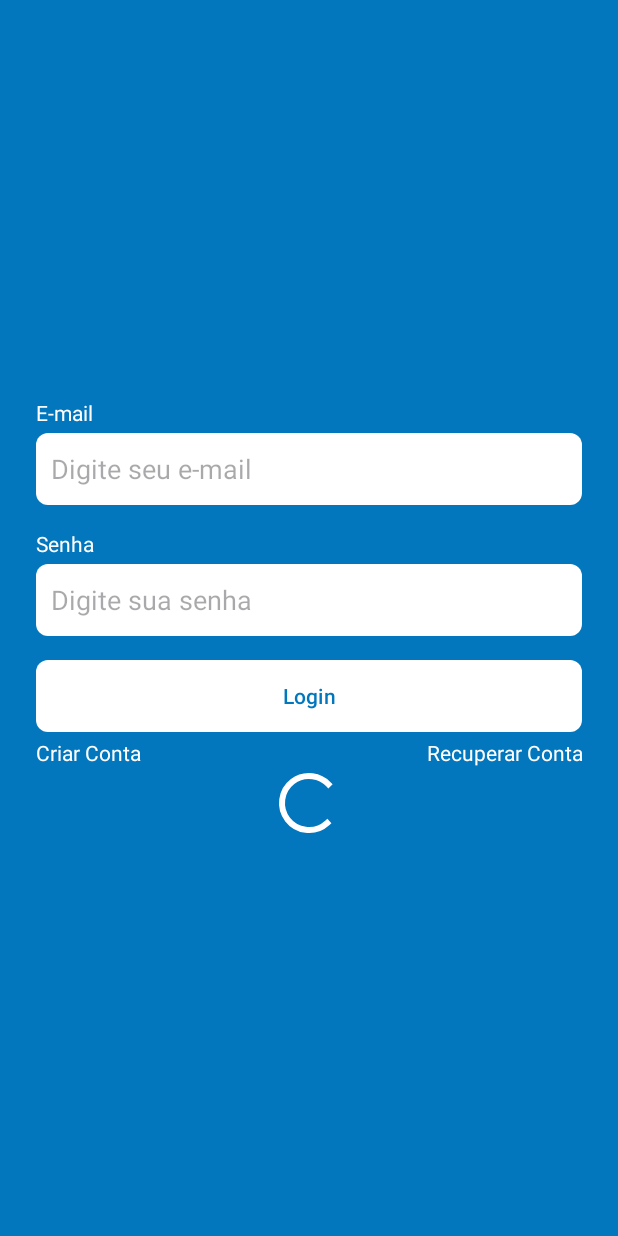
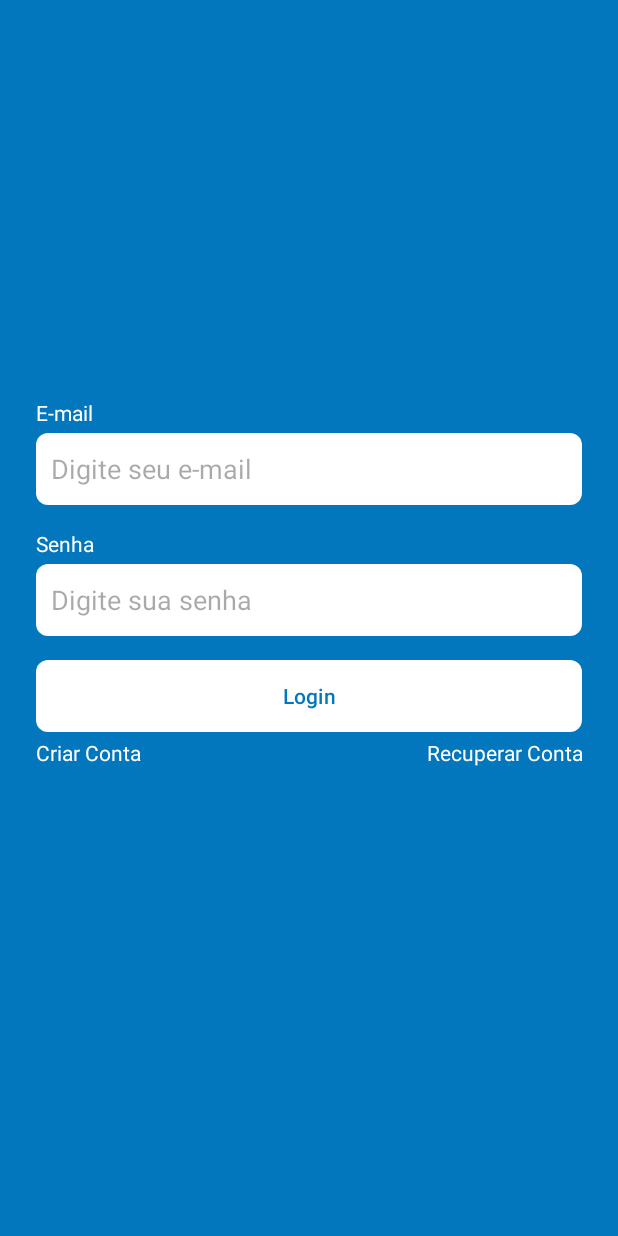
Before and after one commit to AnaaBrunetti/kanban, an Android app: the screen it shows after launch (MainActivity), on a phone screen of 412 x 824 dp. Run offline under Robolectric (Android 15) with nearby library versions, the phone set to English and light mode, and no system bars.

Commit message:
Atualizando projeto Kanban

```diff
--- a/app/src/main/java/com/anacarolina/kanban/ui/auth/LoginFragment.kt
+++ b/app/src/main/java/com/anacarolina/kanban/ui/auth/LoginFragment.kt
@@ -30,21 +30,20 @@ class LoginFragment : Fragment() {
     }
 
     private fun initListener() {
-        binding.textViewCriarConta.setOnClickListener {
+
+        binding.buttonLogin.setOnClickListener {
+            findNavController().navigate(R.id.action_global_homeFragment)
+        }
+
+        binding.btnRegister.setOnClickListener {
             findNavController().navigate(
                 R.id.action_loginFragment_to_registerFragment
             )
         }
 
-        binding.textViewRecuperarConta.setOnClickListener {
+        binding.btnRecover.setOnClickListener {
             findNavController().navigate(
                 R.id.action_loginFragment_to_recoverAccountFragment
-            )
-        }
-
-        binding.buttonLogin.setOnClickListener {
-            findNavController().navigate(
-                R.id.action_loginFragment_to_homeFragment
             )
         }
     }
--- a/app/src/main/res/layout/fragment_doing.xml
+++ b/app/src/main/res/layout/fragment_doing.xml
@@ -1,4 +1,8 @@
 <?xml version="1.0" encoding="utf-8"?>
 <FrameLayout xmlns:android="http://schemas.android.com/apk/res/android"
+    xmlns:tools="http://schemas.android.com/tools"
     android:layout_width="match_parent"
-    android:layout_height="match_parent" />
+    android:layout_height="match_parent"
+    tools:context=".ui.DoingFragment">
+
+</FrameLayout>
--- a/app/src/main/res/layout/fragment_done.xml
+++ b/app/src/main/res/layout/fragment_done.xml
@@ -1,4 +1,8 @@
 <?xml version="1.0" encoding="utf-8"?>
 <FrameLayout xmlns:android="http://schemas.android.com/apk/res/android"
+    xmlns:tools="http://schemas.android.com/tools"
     android:layout_width="match_parent"
-    android:layout_height="match_parent" />
+    android:layout_height="match_parent"
+    tools:context=".ui.DoneFragment">
+
+</FrameLayout>
--- a/app/src/main/res/layout/fragment_login.xml
+++ b/app/src/main/res/layout/fragment_login.xml
@@ -54,8 +54,8 @@
             android:layout_height="wrap_content"
             android:text="Login"
             android:textColor="@color/color_default"
+            android:background="@drawable/bg_btn"
             app:backgroundTint="@null"
-            android:background="@drawable/bg_btn"
             android:layout_marginTop="16dp" />
 
         <LinearLayout
@@ -65,22 +65,22 @@
             android:layout_marginTop="4dp">
 
             <TextView
-                android:id="@+id/textViewCriarConta"
+                android:id="@+id/btnRegister"
                 android:layout_width="0dp"
                 android:layout_height="wrap_content"
                 android:layout_weight="1"
                 android:text="Criar Conta"
-                android:textColor="@color/white"
-                android:textAlignment="textStart" />
+                android:textAlignment="textStart"
+                android:textColor="@color/white" />
 
             <TextView
-                android:id="@+id/textViewRecuperarConta"
+                android:id="@+id/btnRecover"
                 android:layout_width="0dp"
                 android:layout_height="wrap_content"
                 android:layout_weight="1"
                 android:text="Recuperar Conta"
-                android:textColor="@color/white"
-                android:textAlignment="textEnd" />
+                android:textAlignment="textEnd"
+                android:textColor="@color/white" />
 
         </LinearLayout>
 
@@ -88,8 +88,10 @@
             android:id="@+id/progressBar"
             android:layout_width="wrap_content"
             android:layout_height="wrap_content"
+            android:indeterminateTint="@color/white"
             android:layout_gravity="center"
-            android:indeterminateTint="@color/white" />
+            tools:visibility="visible"
+            android:visibility="invisible" />
 
     </LinearLayout>
 
--- a/app/src/main/res/layout/fragment_register.xml
+++ b/app/src/main/res/layout/fragment_register.xml
@@ -74,9 +74,11 @@
             android:id="@+id/progressBar"
             android:layout_width="wrap_content"
             android:layout_height="wrap_content"
+            android:layout_marginTop="16dp"
             android:layout_gravity="center"
             android:indeterminateTint="@color/white"
-            android:layout_marginTop="16dp" />
+            android:visibility="invisible"
+            tools:visibility="visible" />
 
     </LinearLayout>
 
--- a/app/src/main/res/layout/fragment_todo.xml
+++ b/app/src/main/res/layout/fragment_todo.xml
@@ -1,4 +1,8 @@
 <?xml version="1.0" encoding="utf-8"?>
 <FrameLayout xmlns:android="http://schemas.android.com/apk/res/android"
+    xmlns:tools="http://schemas.android.com/tools"
     android:layout_width="match_parent"
-    android:layout_height="match_parent" />
+    android:layout_height="match_parent"
+    tools:context=".ui.TodoFragment">
+
+</FrameLayout>
--- a/app/src/main/res/navigation/main_graph.xml
+++ b/app/src/main/res/navigation/main_graph.xml
@@ -11,7 +11,9 @@
 
         <action
             android:id="@+id/action_splashFragment3_to_autentication"
-            app:destination="@id/authentication" />
+            app:destination="@id/authentication"
+            app:popUpTo="@id/splashFragment"
+            app:popUpToInclusive="true" />
 
     </fragment>
 
@@ -32,12 +34,6 @@
                 android:id="@+id/action_loginFragment_to_recoverAccountFragment"
                 app:destination="@id/recoverAccountFragment" />
 
-            <action
-                android:id="@+id/action_loginFragment_to_homeFragment"
-                app:destination="@id/homeFragment"
-                app:popUpTo="@id/splashFragment"
-                app:popUpToInclusive="true" />
-
         </fragment>
 
         <fragment
@@ -57,4 +53,8 @@
         android:name="com.anacarolina.kanban.ui.HomeFragment"
         android:label="HomeFragment" />
 
+    <action
+        android:id="@+id/action_global_homeFragment"
+        app:destination="@id/homeFragment" />
+
 </navigation>
--- a/app/src/main/res/values/strings.xml
+++ b/app/src/main/res/values/strings.xml
@@ -1,5 +1,6 @@
 <resources>
     <string name="app_name">Kanban</string>
+
     <string name="status_task_todo">A Fazer</string>
     <string name="status_task_doing">Fazendo</string>
     <string name="status_task_done">Concluído</string>
--- a/app/src/main/res/values/themes.xml
+++ b/app/src/main/res/values/themes.xml
@@ -1,16 +1,24 @@
+<?xml version="1.0" encoding="utf-8"?>
 <resources>
 
-    <style name="Base.Theme.Kanban" parent="Theme.Material3.DayNight.NoActionBar">
-        <item name="colorPrimary">#0277BD</item>
-        <item name="colorPrimaryVariant">#01579B</item>
-        <item name="android:windowBackground">#0277BD</item>
+    <style name="Base.Theme.Kanban"
+        parent="Theme.Material3.DayNight.NoActionBar">
+
+        <item name="colorPrimary">@color/color_default</item>
+        <item name="colorPrimaryVariant">@color/color_default</item>
+        <item name="android:windowBackground">@color/color_default</item>
+
     </style>
 
-    <style name="Theme.Kanban" parent="Base.Theme.Kanban" />
+    <style name="Theme.Kanban"
+        parent="Base.Theme.Kanban" />
 
-    <style name="CustomTabLayout">
+    <style name="CustomTabLayout"
+        parent="Theme.Material3.DayNight.NoActionBar">
+
         <item name="android:textSize">14sp</item>
         <item name="android:textStyle">bold</item>
+
     </style>
 
 </resources>
```
Also changed, not shown: app/src/main/java/com/anacarolina/kanban/ui/HomeFragment.kt (+10 -15 lines), app/src/main/java/com/anacarolina/kanban/ui/adapter/ViewPagerAdapter.kt (+7 -6 lines), app/src/main/res/layout/fragment_home.xml (+10 -7 lines).
